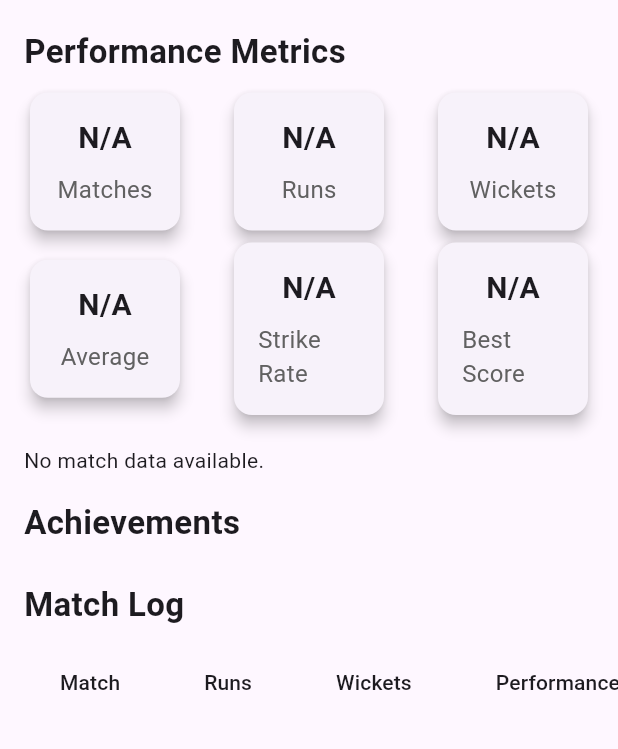
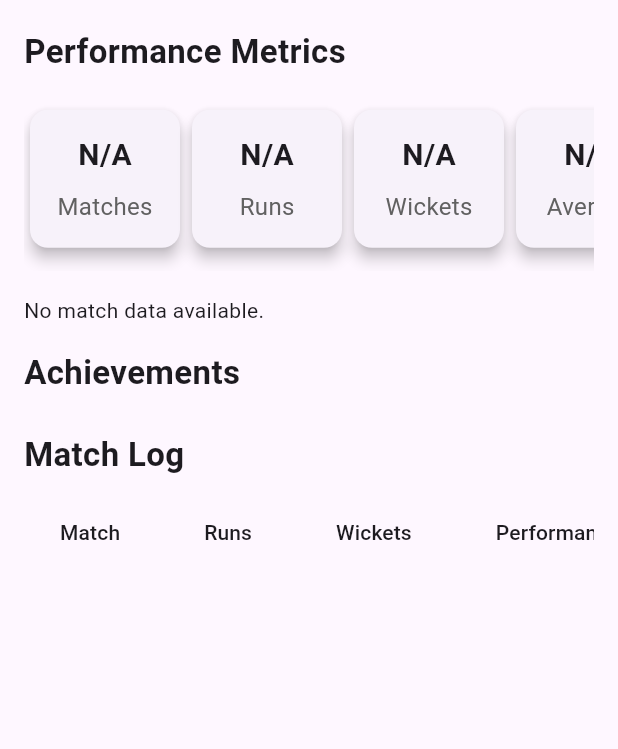
Before and after one commit to Niana78/cricket_club_fyp, a Flutter app: the ViewOtherUserProfile screen opened directly with empty values, on a phone screen of 412 x 824 dp, the part 233-982 px from its top. Run offline on Flutter 3.47's test engine with Material 3 defaults, Android fonts, the phone set to English and light mode, and no system bars; our stand-ins replace file_picker, fl_chart, google_fonts, image_picker, jwt_decoder, share_plus and 1 more; missing offline and left inert: flutter_pdfview; accounts and stored records are empty; network calls fail.

Commit message:
//more changes

```diff
--- a/lib/host/widgets/view_other_user_profile.dart
+++ b/lib/host/widgets/view_other_user_profile.dart
@@ -22,28 +22,20 @@ class _ViewOtherUserProfileState extends State<ViewOtherUserProfile> {
 
   @override
   void initState() {
-    print("initState called");
     super.initState();
     _fetchUserDetails();
-    // _mockUserData(); // Uncomment this line to use mock data
   }
 
   Future<void> _fetchUserDetails() async {
-    print("Fetching user details..."); // This should print first
     try {
       final response = await http.get(Uri.parse('$getuserdetails${widget.userId}'));
 
-      print("Server response status: ${response.statusCode}");
-      print("Server response body: ${response.body}");
-
       if (response.statusCode == 200) {
         final Map<String, dynamic> data = jsonDecode(response.body);
-        print("Decoded JSON: $data");
 
         if (data['status'] == true && data.containsKey('user')) {
           final user = data['user'];
 
-          print("User Data: $user"); // Print user data
           final String? profilePictureUrl = user['profilePictureUrl'];
           final String fullProfilePictureUrl = profilePictureUrl != null
               ? '$baseurl$profilePictureUrl'.replaceAll('\\', '/')
@@ -54,51 +46,21 @@ class _ViewOtherUserProfileState extends State<ViewOtherUserProfile> {
             _isLoading = false;
             _profilePictureUrl = fullProfilePictureUrl;
           });
-
-          print("Profile picture URL set: $_profilePictureUrl");
         } else {
-          print('Invalid response structure or status.');
           setState(() {
             _isLoading = false;
           });
         }
       } else {
-        print('Failed to load user details. Status code: ${response.statusCode}');
         setState(() {
           _isLoading = false;
         });
       }
     } catch (error) {
-      print('Error fetching user details: $error');
       setState(() {
         _isLoading = false;
       });
     }
-  }
-
-  void _mockUserData() {
-    _userData = {
-      'name': 'John Doe',
-      'role': 'Batsman',
-      'team': 'National Team',
-      'profilePictureUrl': '/profile/johndoe.png',
-      'matches': 100,
-      'runs': 4000,
-      'wickets': 150,
-      'average': 50.0,
-      'strikeRate': 120.5,
-      'bestScore': '200*',
-      'matchLog': [
-        {'match': 'Match 1', 'runs': '50', 'wickets': '2', 'performance': 'Good'},
-        {'match': 'Match 2', 'runs': '75', 'wickets': '3', 'performance': 'Very Good'},
-        {'match': 'Match 3', 'runs': '100', 'wickets': '1', 'performance': 'Excellent'},
-      ],
-      'achievements': ['Man of the Match', 'Best Batsman', 'Century'],
-    };
-    print("Mock Data: $_userData");
-    setState(() {
-      _isLoading = false;
-    });
   }
 
   @override
@@ -123,22 +85,22 @@ class _ViewOtherUserProfileState extends State<ViewOtherUserProfile> {
         child: Column(
           crossAxisAlignment: CrossAxisAlignment.start,
           children: [
-            _buildPlayerOverview(),
+            _buildPlayerOverview(context),
             SizedBox(height: 16.0),
-            _buildPerformanceMetrics(),
+            _buildPerformanceMetrics(context),
             SizedBox(height: 16.0),
             _buildCharts(),
             SizedBox(height: 16.0),
-            _buildAchievements(),
+            _buildAchievements(context),
             SizedBox(height: 16.0),
-            _buildMatchLog(),
+            _buildMatchLog(context),
           ],
         ),
       ),
     );
   }
 
-  Widget _buildPlayerOverview() {
+  Widget _buildPlayerOverview(BuildContext context) {
     return Row(
       children: [
         CircleAvatar(
@@ -148,7 +110,8 @@ class _ViewOtherUserProfileState extends State<ViewOtherUserProfile> {
               : AssetImage('assets/images/main_logo.png') as ImageProvider,
         ),
         SizedBox(width: 16.0),
-        Column(
+        Expanded(
+          child: Column(
             crossAxisAlignment: CrossAxisAlignment.start,
             children: [
               Text(
@@ -165,36 +128,34 @@ class _ViewOtherUserProfileState extends State<ViewOtherUserProfile> {
               ),
             ],
           ),
+        ),
       ],
     );
   }
 
-  Widget _buildPerformanceMetrics() {
+  Widget _buildPerformanceMetrics(BuildContext context) {
     return Column(
       crossAxisAlignment: CrossAxisAlignment.start,
       children: [
         Text('Performance Metrics',
             style: TextStyle(fontSize: 22, fontWeight: FontWeight.bold)),
         SizedBox(height: 8.0),
-        Row(
-          mainAxisAlignment: MainAxisAlignment.spaceBetween,
+        SingleChildScrollView(
+          scrollDirection: Axis.horizontal,
+          child: Row(
             children: [
               _buildMetricCard(
                   'Matches', _userData?['matches']?.toString() ?? 'N/A'),
               _buildMetricCard('Runs', _userData?['runs']?.toString() ?? 'N/A'),
               _buildMetricCard(
                   'Wickets', _userData?['wickets']?.toString() ?? 'N/A'),
-          ],
-        ),
-        Row(
-          mainAxisAlignment: MainAxisAlignment.spaceBetween,
-          children: [
               _buildMetricCard(
                   'Average', _userData?['average']?.toString() ?? 'N/A'),
               _buildMetricCard(
                   'Strike Rate', _userData?['strikeRate']?.toString() ?? 'N/A'),
               _buildMetricCard('Best Score', _userData?['bestScore'] ?? 'N/A'),
             ],
+          ),
         ),
       ],
     );
@@ -221,14 +182,12 @@ class _ViewOtherUserProfileState extends State<ViewOtherUserProfile> {
 
   Widget _buildCharts() {
     if (_userData == null || _userData?['matchLog'] == null) {
-      print('User data or match log is null.');
       return Text('No match data available.');
     }
 
     List<dynamic>? matchLog = _userData?['matchLog'];
-    if (matchLog is! List) {
-      print("Match log is not a list: $matchLog");
-      return Text('Invalid match log data.');
+    if (matchLog is! List || matchLog.isEmpty) {
+      return Text('No match data available.');
     }
 
     List<FlSpot> chartData = [];
@@ -238,7 +197,13 @@ class _ViewOtherUserProfileState extends State<ViewOtherUserProfile> {
       chartData.add(FlSpot(i.toDouble(), runs));
     }
 
-    if (chartData.length < 2) {
+    // Handle the case when chartData is empty
+    if (chartData.isEmpty) {
+      return Text('No valid run data to display.');
+    }
+
+    // Optional: if there's only one data point, add a second point to avoid single-point issues
+    if (chartData.length == 1) {
       chartData.add(FlSpot(1, chartData[0].y));
     }
 
@@ -291,7 +256,7 @@ class _ViewOtherUserProfileState extends State<ViewOtherUserProfile> {
     );
   }
 
-  Widget _buildAchievements() {
+  Widget _buildAchievements(BuildContext context) {
     List<dynamic>? achievements = _userData?['achievements'] ?? [];
     return Column(
       crossAxisAlignment: CrossAxisAlignment.start,
@@ -299,10 +264,12 @@ class _ViewOtherUserProfileState extends State<ViewOtherUserProfile> {
         Text('Achievements',
             style: TextStyle(fontSize: 22, fontWeight: FontWeight.bold)),
         SizedBox(height: 8.0),
-        Row(
-          mainAxisAlignment: MainAxisAlignment.spaceBetween,
+        SingleChildScrollView(
+          scrollDirection: Axis.horizontal,
+          child: Row(
             children: achievements!.map((achievement) =>
                 _buildAchievementCard(achievement)).toList(),
+          ),
         ),
       ],
     );
@@ -326,7 +293,7 @@ class _ViewOtherUserProfileState extends State<ViewOtherUserProfile> {
     );
   }
 
-  Widget _buildMatchLog() {
+  Widget _buildMatchLog(BuildContext context) {
     List<dynamic>? matchLog = _userData?['matchLog'] ?? [];
     return Column(
       crossAxisAlignment: CrossAxisAlignment.start,
@@ -334,7 +301,9 @@ class _ViewOtherUserProfileState extends State<ViewOtherUserProfile> {
         Text('Match Log',
             style: TextStyle(fontSize: 22, fontWeight: FontWeight.bold)),
         SizedBox(height: 8.0),
-        DataTable(
+        SingleChildScrollView(
+          scrollDirection: Axis.horizontal,
+          child: DataTable(
             columns: [
               DataColumn(label: Text('Match')),
               DataColumn(label: Text('Runs')),
@@ -350,6 +319,7 @@ class _ViewOtherUserProfileState extends State<ViewOtherUserProfile> {
               ]);
             }).toList(),
           ),
+        ),
       ],
     );
   }
```
Also changed, not shown: lib/player/widgets/my_stats.dart (+9 -6 lines). Lines whose indentation alone changed are shown as unchanged.
